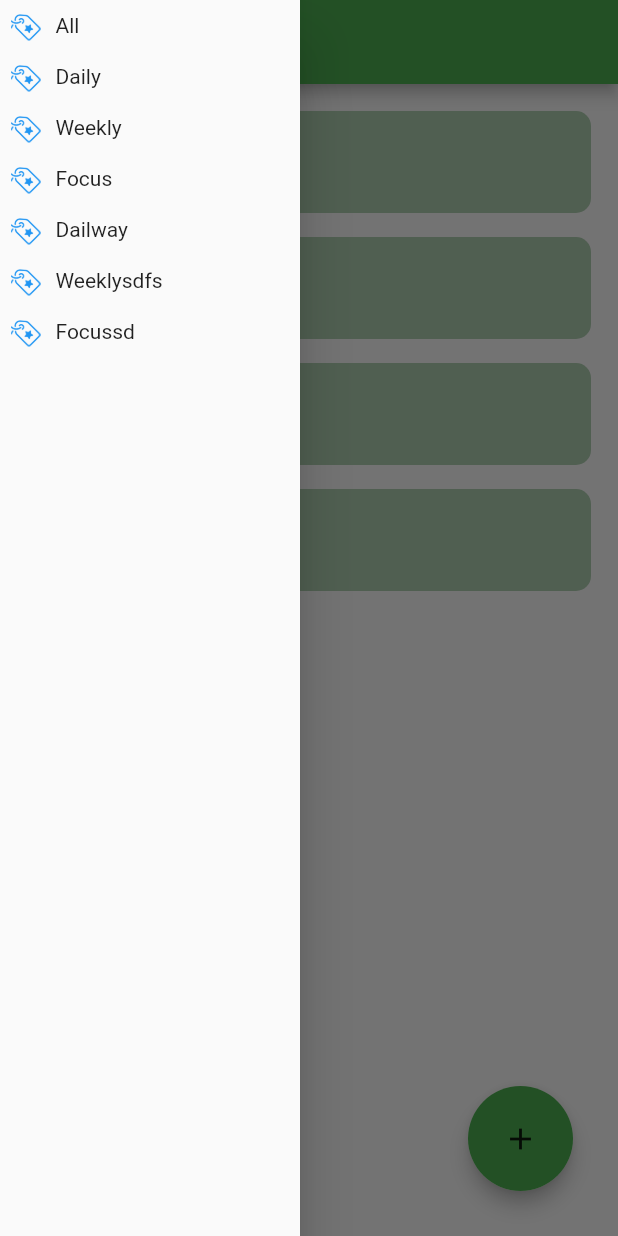
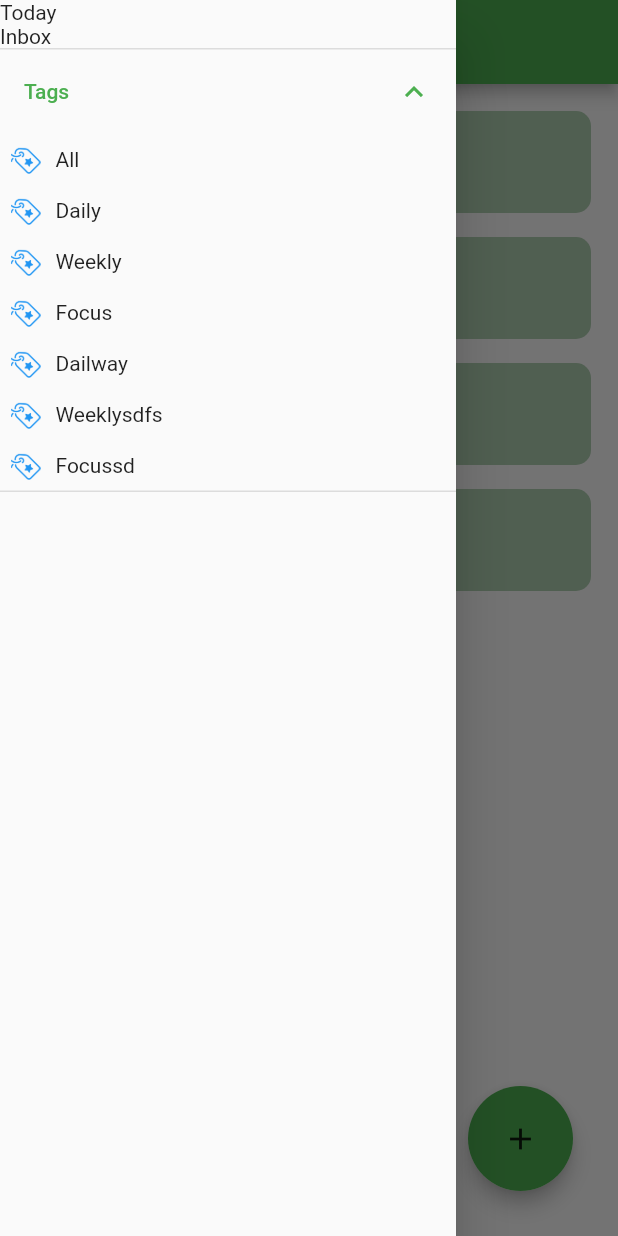
Before and after one commit to Akib558/tracko, a Flutter app: the screen it shows after launch, with the side drawer open, on a phone screen of 412 x 824 dp. Run offline on Flutter 3.47's test engine with Material 2 defaults, Android fonts, the phone set to English and light mode, and no system bars; drawn by our look-alikes of flutter_slidable; our stand-ins replace hive_flutter; accounts and stored records are empty.

Commit message:
datastructure change for stroing items

```diff
--- a/lib/home_page.dart
+++ b/lib/home_page.dart
@@ -24,36 +24,77 @@ class _HomePageState extends State<HomePage> {
   final _myBox = Hive.box("Tracko_Database");
 
   List habitsList = [
-    ["eat", false],
-    ["sleep", false],
-    ["walk", false],
-    ["read", false],
+    [
+      "eat",
+      false,
+      [1],
+      []
+    ],
+    [
+      "sleep",
+      false,
+      [1],
+      []
+    ],
+    [
+      "walk",
+      false,
+      [1],
+      []
+    ],
+    [
+      "read",
+      false,
+      [1],
+      []
+    ],
   ];
 
-  List<String> labels = [
-    "All",
-    "Daily",
-    "Weekly",
-    "Focus",
-    "Dailway",
-    "Weeklysdfs",
-    "Focussd"
-  ];
+  Map<String, int> labels = {
+    "All": 1,
+    "Daily": 2,
+    "Weekly": 3,
+    "Focus": 4,
+    "Dailway": 5,
+    "Weeklysdfs": 6,
+    "Focussd": 7
+  };
+
+  // List<String> labels = [
+  //   "All",
+  //   "Daily",
+  //   "Weekly",
+  //   "Focus",
+  //   "Dailway",
+  //   "Weeklysdfs",
+  //   "Focussd"
+  // ];
+
+  Map<String, int> folders = {
+    "Today": 1,
+    "Inbox": 2,
+    "Tags": 3,
+  };
 
   List<int> showItem = [];
   int val = 0;
+
+  List<dynamic> label = [];
+  List<dynamic> folder = [];
 
   // List<int> lableListInititalizer = [
   //   for (int i = 0; i < habitsList.length; i++) 0
   // ];
   late List<int> labelsState;
 
-  List labelsList = [];
+  // List labelsList = [];
+  // List foldersList = [];
 
   @override
   void initState() {
     // TODO: implement initState
     super.initState();
+    print(jsonEncode(labels));
     // _myBox.delete("HabitList");
     // _myBox.delete("LabelsList");
     // _myBox.delete("Labels");
@@ -65,28 +106,50 @@ class _HomePageState extends State<HomePage> {
     if (_myBox.get("Labels") == null) {
       _myBox.put("Labels", labels);
     } else {
-      labels = _myBox.get("Labels") as List<String>;
+      labels = Map<String, int>.from(_myBox.get("Labels"));
+    }
+
+    if (_myBox.get("Folders") == null) {
+      _myBox.put("Folders", folders);
+    } else {
+      folders = Map<String, int>.from(_myBox.get("Folders"));
     }
     // int len = habitsList.length;
-    int len = 10;
+    // int len = 10;
 
-    if (_myBox.get("LabelsList") == null) {
-      // String temp = jsonEncode(labelsList);
-      labelsList.add(List<int>.filled(len, 1));
-      // labelsList[labels[0]] = List<int>.filled(habitsList.length, 1);
-      for (var i = 1; i < labels.length; i++) {
-        labelsList.add(List<int>.filled(len, 0));
-        // labelsList[labels[i]] = List<int>.filled(habitsList.length, 0);
-      }
-      // print(temp);
-      _myBox.put("LabelsList", labelsList);
-      // _myBox.put("LabelsList", jsonEncode(labelsList) as String);
-    } else {
-      labelsList = _myBox.get("LabelsList");
-    }
+    // if (_myBox.get("LabelsList") == null) {
+    //   // String temp = jsonEncode(labelsList);
+    //   labelsList.add(List<int>.filled(len, 1));
+    //   // labelsList[labels[0]] = List<int>.filled(habitsList.length, 1);
+    //   for (var i = 1; i < labels.length; i++) {
+    //     labelsList.add(List<int>.filled(len, 0));
+    //     // labelsList[labels[i]] = List<int>.filled(habitsList.length, 0);
+    //   }
+    //   // print(temp);
+    //   _myBox.put("LabelsList", labelsList);
+    //   // _myBox.put("LabelsList", jsonEncode(labelsList) as String);
+    // } else {
+    //   labelsList = _myBox.get("LabelsList");
+    // }
 
-    // showItem = labelsList[labels[0]];
-    showItem = labelsList[0];
+    // if (_myBox.get("FoldersList") == null) {
+    //   // String temp = jsonEncode(labelsList);
+    //   foldersList.add(List<int>.filled(len, 1));
+    //   ;
+    //   // labelsList[labels[0]] = List<int>.filled(habitsList.length, 1);
+    //   for (var i = 1; i < labels.length; i++) {
+    //     foldersList.add(List<int>.filled(len, 0));
+    //     // labelsList[labels[i]] = List<int>.filled(habitsList.length, 0);
+    //   }
+    //   // print(temp);
+    //   _myBox.put("LabelsList", labelsList);
+    //   // _myBox.put("LabelsList", jsonEncode(labelsList) as String);
+    // } else {
+    //   foldersList = _myBox.get("LabelsList");
+    // }
+
+    // // showItem = labelsList[labels[0]];
+    // showItem = labelsList[0];
 
     val = 0;
 
@@ -99,6 +162,13 @@ class _HomePageState extends State<HomePage> {
     //     _showBottomDialog(context);
     //   }
     // });
+    List<String> pp = labels.keys.toList();
+    List<int> pp2 = labels.values.toList();
+    label = List<List<dynamic>>.generate(
+        pp.length, (index) => [pp[index], pp2[index]]);
+
+    folder = folders.keys.toList();
+
     labelsState = List<int>.filled(labels.length, 0);
   }
 
@@ -111,6 +181,17 @@ class _HomePageState extends State<HomePage> {
 
   bool addItemStateButton = true;
   bool showLabels = false;
+  int currentlyShowing = 1;
+  bool folderClicked = false;
+  bool labelClicked = false;
+  List<Widget> generateWidgetList() {
+    // Convert the list of items to a list of widgets
+    return label.map((item) {
+      return ListTile(
+        title: Text(item),
+      );
+    }).toList();
+  }
 
   // bool pp = true;
   @override
@@ -122,10 +203,18 @@ class _HomePageState extends State<HomePage> {
           title: Text("Tracko"),
         ),
         drawer: Drawer(
-          width: 200,
+          // width: 200,
           child: ListView.builder(
-            itemCount: labels.length,
+            itemCount: folders.length,
             itemBuilder: (context, index) {
+              if (index < 2) {
+                return Text(folder[index]);
+              } else if (index == 2) {
+                String selectedItem = label[0][0];
+                return ExpansionTile(
+                  initiallyExpanded: true,
+                  title: Text(folder[2]),
+                  children: label.map((item) {
                     return Container(
                         padding: EdgeInsets.all(2),
                         child: GestureDetector(
@@ -133,10 +222,12 @@ class _HomePageState extends State<HomePage> {
                             print("In draweer");
                             // print(labelsList[index]);
                             print(index);
-                      print(labelsList);
+                            // print(labelsList);
                             setState(() {
                               // val = index;
-                        showItem = labelsList[index];
+                              // showItem = labelsList[index];
+                              currentlyShowing = labels[item[0]] as int;
+                              print("CLICKED");
                               Navigator.of(context).pop();
                             });
                           },
@@ -145,8 +236,8 @@ class _HomePageState extends State<HomePage> {
                             child: Row(
                               children: [
                                 Image(
-                            image:
-                                AssetImage('assets/images/label_image_2.png'),
+                                  image: AssetImage(
+                                      'assets/images/label_image_2.png'),
                                   height: 20,
                                   width: 20,
                                   color: Colors.blue,
@@ -154,11 +245,48 @@ class _HomePageState extends State<HomePage> {
                                 SizedBox(
                                   width: 10,
                                 ),
-                          Text(labels[index])
+                                Text(item[0])
                               ],
                             ),
                           ),
                         ));
+                  }).toList(),
+                  // [
+                  //   Text("1"),
+                  //   Text("1"),
+
+                  //   Text("1"),
+
+                  // Container(
+                  //   child: ListView.builder(
+                  //     itemCount: label.length,
+                  //     itemBuilder: (context, index) {
+                  //       return Text(label[index]);
+                  //     },
+                  //   ),
+                  // )
+                  // Padding(
+                  //   padding: const EdgeInsets.all(16.0),
+                  //   child: DropdownButton<String>(
+                  //     value: selectedItem,
+                  //     items: label.map((String item) {
+                  //       return DropdownMenuItem<String>(
+                  //         value: item,
+                  //         child: Text(item),
+                  //       );
+                  //     }).toList(),
+                  //     onChanged: (String? newValue) {
+                  //       setState(() {
+                  //         selectedItem = newValue ?? '';
+                  //       });
+                  //     },
+                  //   ),
+                  // ),
+                  // ],
+                );
+              } else {
+                return Container();
+              }
             },
           ),
         ),
@@ -172,7 +300,7 @@ class _HomePageState extends State<HomePage> {
                   child: ListView.builder(
                       itemCount: habitsList.length,
                       itemBuilder: (context, index) {
-                        if (showItem[index] == 1) {
+                        if (habitsList[index][2].contains(currentlyShowing)) {
                           return Padding(
                             padding: const EdgeInsets.all(8.0),
                             child: Slidable(
@@ -390,7 +518,7 @@ class _HomePageState extends State<HomePage> {
                                           SizedBox(
                                             width: 5,
                                           ),
-                                          Text(labels[index])
+                                          Text(label[index][0])
                                         ],
                                       ),
                                     ),
@@ -448,16 +576,21 @@ class _HomePageState extends State<HomePage> {
                           Spacer(),
                           GestureDetector(
                             onTap: () {
-                              habitsList.add([itemInput.text, false]);
+                              habitsList.add([
+                                itemInput.text,
+                                false,
+                                [1],
+                                []
+                              ]);
                               for (var i = 0; i < labelsState.length; i++) {
                                 if (labelsState[i] == 1) {
-                                  labelsList[i][habitsList.length - 1] = 1;
+                                  habitsList.last[2].add(labels[label[i][0]]);
                                 }
                               }
-                              labelsList[0][habitsList.length - 1] = 1;
+                              // labelsList[0][habitsList.length - 1] = 1;
                               _myBox.put("Labels", labels);
                               _myBox.put("HabitList", habitsList);
-                              _myBox.put("LabelsList", labelsList);
+                              // _myBox.put("LabelsList", labelsList);
 
                               setState(() {
                                 // widget.updateParentCallBack
```
Lines whose indentation alone changed are shown as unchanged.
